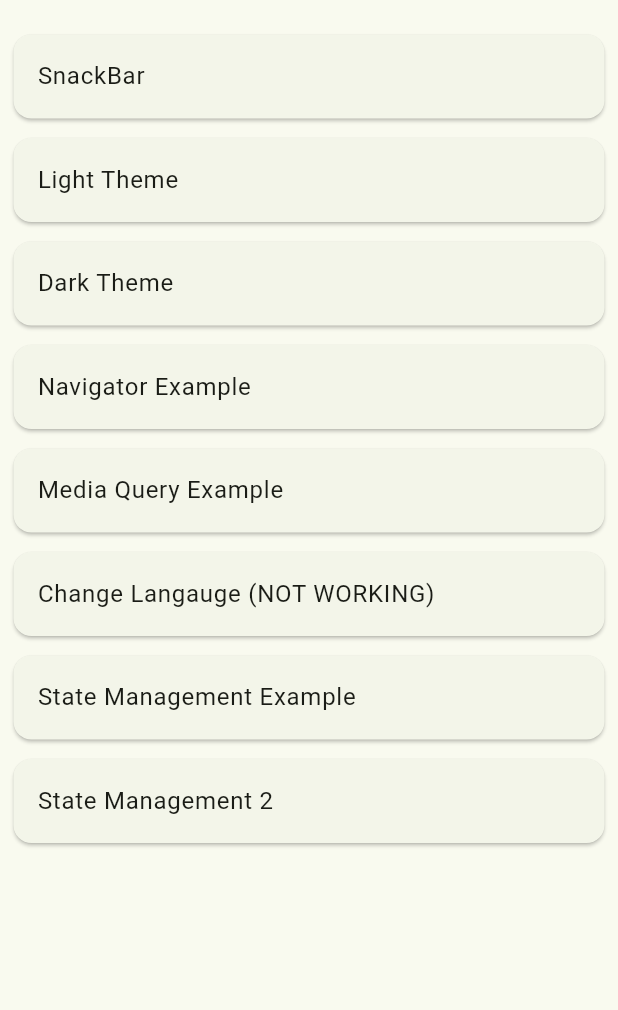
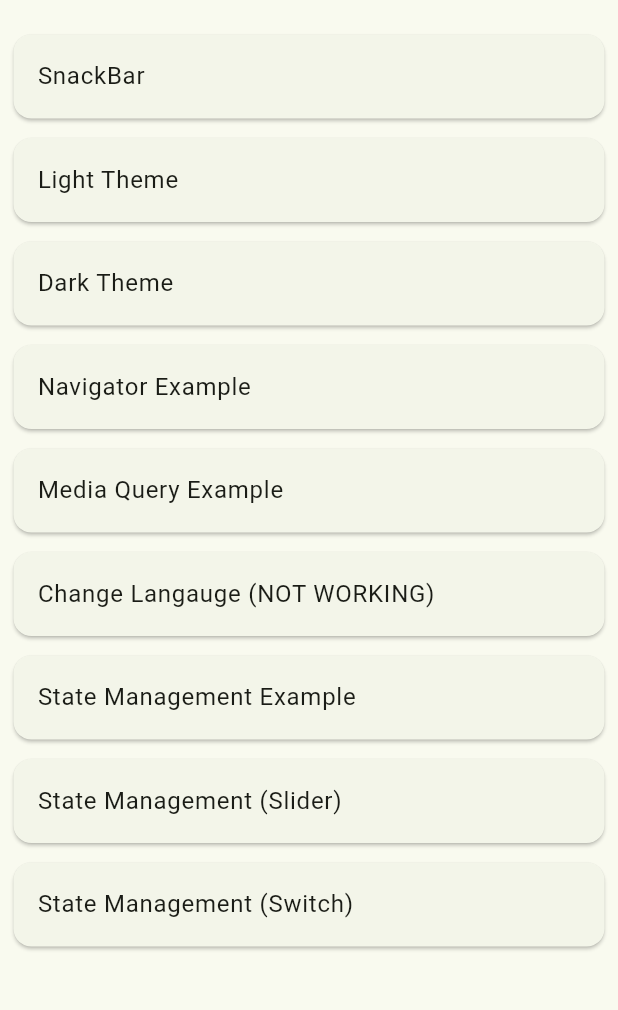
Before and after one commit to Ankit5125/Flutter-GetX-Practice, a Flutter app: the screen it shows after launch, on a phone screen of 412 x 824 dp, the part 63-1073 px from its top. Run offline on Flutter 3.47's test engine with Material 3 defaults, Android fonts, the phone set to English and light mode, and no system bars; our stand-ins replace get.

Commit message:
Added State Management using Switch

```diff
--- a/lib/Screens/HomePage.dart
+++ b/lib/Screens/HomePage.dart
@@ -5,6 +5,7 @@ import 'package:getx_practice/Screens/MediaQueryExample/MediaQueryExample.dart';
 import 'package:getx_practice/Screens/ScreenTwo/ScreenTwo.dart';
 import 'package:getx_practice/Screens/StateManagementScreen/StateManagementScreen.dart';
 import 'package:getx_practice/Screens/StateManagementScreen/StateManagementSlider.dart';
+import 'package:getx_practice/Screens/StateManagementScreen/StateManagementSwitch.dart';
 import 'package:getx_practice/Widgest/ListTileCard.dart';
 
 class HomePage extends StatelessWidget {
@@ -62,9 +63,15 @@ class HomePage extends StatelessWidget {
             },
           ),
           ListTileCard(
-            string: "State Management 2",
+            string: "State Management (Slider)",
             onTap: () {
               Get.to(StateManagementSlider());
+            },
+          ),
+          ListTileCard(
+            string: "State Management (Switch)",
+            onTap: () {
+              Get.to(StateManagementSwitch());
             },
           ),
         ],
--- a/lib/Screens/StateManagementScreen/StateManagementScreen.dart
+++ b/lib/Screens/StateManagementScreen/StateManagementScreen.dart
@@ -1,6 +1,6 @@
 import 'package:flutter/material.dart';
 import 'package:get/get.dart';
-import 'package:getx_practice/Classes/CounterClass.dart';
+import 'package:getx_practice/Controllers/CounterClass.dart';
 
 // class  extends StatelessWidget {
 //   const StateManagementScreen({super.key});
--- a/lib/Screens/StateManagementScreen/StateManagementSlider.dart
+++ b/lib/Screens/StateManagementScreen/StateManagementSlider.dart
@@ -1,6 +1,6 @@
 import 'package:flutter/material.dart';
 import 'package:get/get.dart';
-import 'package:getx_practice/Classes/SliderController.dart';
+import 'package:getx_practice/Controllers/SliderController.dart';
 
 class StateManagementSlider extends StatelessWidget {
   const StateManagementSlider({super.key});
--- a/lib/main.dart
+++ b/lib/main.dart
@@ -1,7 +1,7 @@
 import 'package:flutter/material.dart';
 import 'package:get/get.dart';
 import 'package:get/get_navigation/get_navigation.dart';
-import 'package:getx_practice/Classes/Languages.dart';
+import 'package:getx_practice/Controllers/Languages.dart';
 import 'package:getx_practice/Screens/HomePage.dart';
 
 void main() {
```
Also changed, not shown: lib/Controllers/SwitchController.dart (added, +9 -0 lines), lib/Screens/StateManagementScreen/StateManagementSwitch.dart (added, +33 -0 lines), lib/Controllers/CounterClass.dart (renamed from lib/Classes/CounterClass.dart), lib/Controllers/Languages.dart (renamed from lib/Classes/Languages.dart), lib/Controllers/SliderController.dart (renamed from lib/Classes/SliderController.dart).
